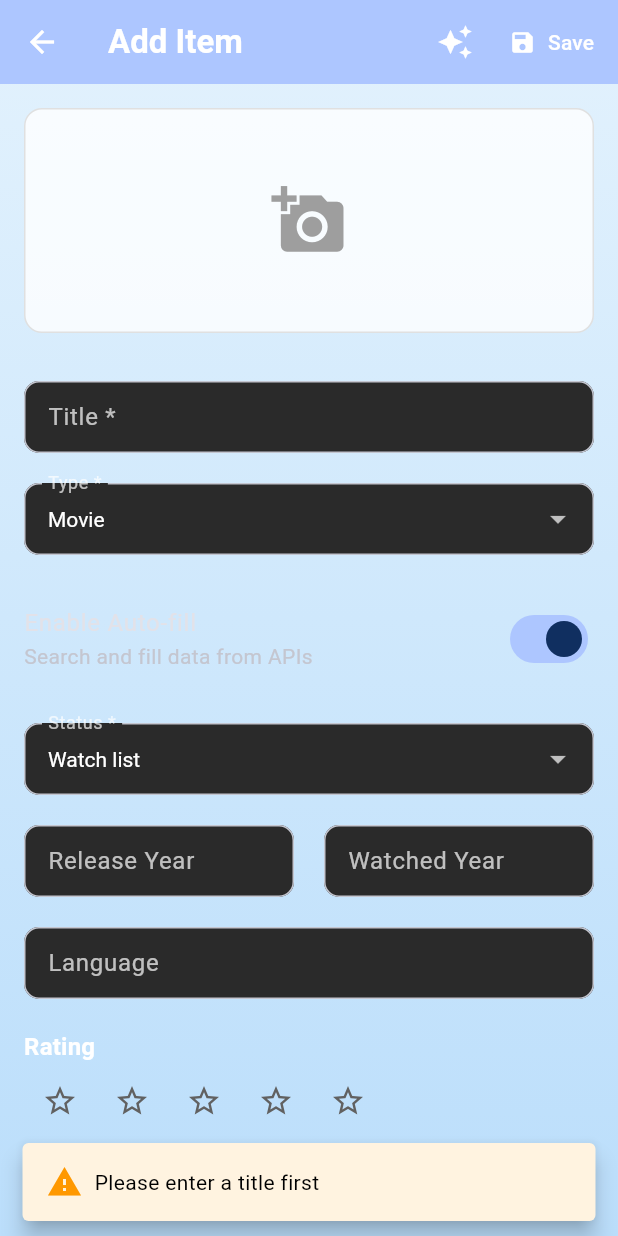
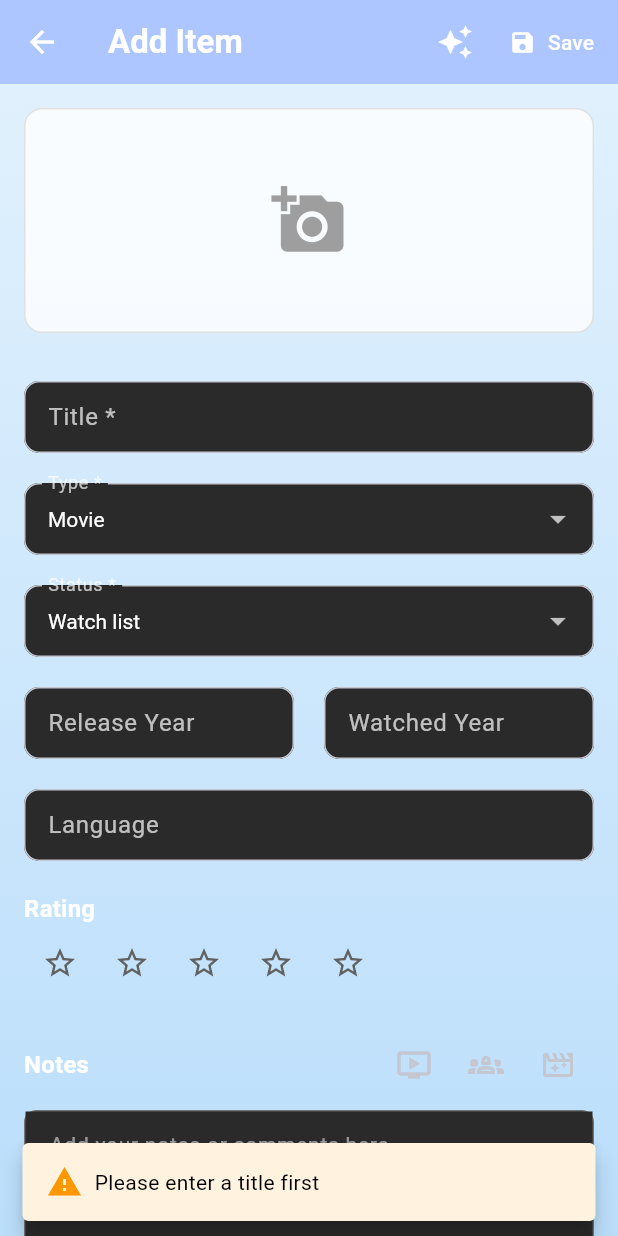
Before and after one commit to janipalliravi/mediavault, a Flutter app: the AddEditScreen screen opened by its route, after a tap on the "auto awesome" icon, on a phone screen of 412 x 824 dp. Run offline on Flutter 3.47's test engine with Material 3 defaults, Android fonts, the phone set to English and light mode, and no system bars; our stand-ins replace cached_network_image, file_picker, fl_chart, flutter_rating_bar, flutter_secure_storage, image_picker and 8 more; missing offline and left inert: crop_your_image, encrypt, file_saver, tmdb_api; accounts and stored records are empty.

Commit message:
Remove UI controls and implement automatic API fallback with retry
- Removed API source dropdown and auto-fill toggle from UI
- Implemented automatic fallback: try AniList first, then Jikan if fails
- Added retry logic for 504 errors (2 retries with 2-second delay)
- Graceful error handling when both APIs fail
- Users can now manually enter data if both APIs fail
- Search happens automatically in background without user intervention

```diff
--- a/lib/screens/add_edit_screen.dart
+++ b/lib/screens/add_edit_screen.dart
@@ -51,14 +51,11 @@ class _AddEditScreenState extends State<AddEditScreen> {
 
   static const List<String> _types = ['Movies', 'Anime', 'Manga', 'K-Drama', 'Series'];
   static const List<String> _seriesSubTypes = ['TV Series', 'Web Series'];
-  static const List<String> _animeMangaApis = ['AniList', 'Jikan (MAL)'];
   static const List<String> _statuses = AppConstants.statuses;
   static const List<String> _recommendOpts = AppConstants.recommendOptions;
 
   String _type = _types.first;
   String _seriesSubType = _seriesSubTypes.first;
-  String _animeMangaApi = _animeMangaApis.first;
-  bool _enableAutoFill = true;
   String _status = 'Watch list';
   String _recommend = 'Maybe';
   double _rating = 0.0;
@@ -318,12 +315,6 @@ class _AddEditScreenState extends State<AddEditScreen> {
       return;
     }
 
-    if (!_enableAutoFill) {
-      if (!mounted) return;
-      SnackbarHelper.showWarning(context, 'Auto-fill is disabled. Please fill fields manually.');
-      return;
-    }
-
     if (!mounted) return;
     SnackbarHelper.showInfo(context, 'Fetching data...');
 
@@ -334,24 +325,56 @@ class _AddEditScreenState extends State<AddEditScreen> {
       // Choose appropriate API based on type
       debugPrint('Auto-fill called with type: "$_type", title: "$title"');
       if (_type == 'Anime') {
-        if (_animeMangaApi == 'AniList') {
+        // Try AniList first, fallback to Jikan if it fails
+        try {
           final anilistService = AniListService();
           results = await anilistService.searchAnime(title);
           apiName = 'AniList (Anime)';
-        } else {
+          if (results.isEmpty) {
+            debugPrint('AniList returned no results, trying Jikan');
             final jikanService = JikanService();
             results = await jikanService.searchAnime(title);
             apiName = 'Jikan (MAL) (Anime)';
           }
+        } catch (e) {
+          debugPrint('AniList failed with error: $e, trying Jikan');
+          try {
+            final jikanService = JikanService();
+            results = await jikanService.searchAnime(title);
+            apiName = 'Jikan (MAL) (Anime)';
+          } catch (jikanError) {
+            debugPrint('Jikan also failed with error: $jikanError');
+            if (mounted) {
+              SnackbarHelper.showError(context, 'Both APIs failed. Please try again later or enter data manually.');
+            }
+            return;
+          }
+        }
       } else if (_type == 'Manga') {
-        if (_animeMangaApi == 'AniList') {
+        // Try AniList first, fallback to Jikan if it fails
+        try {
           final anilistService = AniListService();
           results = await anilistService.searchManga(title);
           apiName = 'AniList (Manga)';
-        } else {
+          if (results.isEmpty) {
+            debugPrint('AniList returned no results, trying Jikan');
             final jikanService = JikanService();
             results = await jikanService.searchManga(title);
             apiName = 'Jikan (MAL) (Manga)';
+          }
+        } catch (e) {
+          debugPrint('AniList failed with error: $e, trying Jikan');
+          try {
+            final jikanService = JikanService();
+            results = await jikanService.searchManga(title);
+            apiName = 'Jikan (MAL) (Manga)';
+          } catch (jikanError) {
+            debugPrint('Jikan also failed with error: $jikanError');
+            if (mounted) {
+              SnackbarHelper.showError(context, 'Both APIs failed. Please try again later or enter data manually.');
+            }
+            return;
+          }
         }
       } else if (_type == 'Series') {
         // Series uses TVMaze for TV Series, TMDB for Web Series
@@ -1089,29 +1112,6 @@ class _AddEditScreenState extends State<AddEditScreen> {
                     onChanged: (v) => setState(() => _type = v!),
                     decoration: _inputDecoration('Type *'),
                   ),
-                  // Anime/Manga API selection dropdown
-                  if (_type == 'Anime' || _type == 'Manga') ...[
-                    SizedBox(height: gap + 8),
-                    DropdownButtonFormField<String>(
-                      value: _animeMangaApi,
-                      style: TextStyle(
-                        fontSize: 14,
-                        color: Theme.of(context).brightness == Brightness.dark ? Colors.white : Colors.black87,
-                      ),
-                      items: _animeMangaApis.map((t) => DropdownMenuItem(
-                        value: t,
-                        child: Text(
-                          t,
-                          style: TextStyle(
-                            color: Theme.of(context).brightness == Brightness.dark ? Colors.white : Colors.black87,
-                            overflow: TextOverflow.ellipsis,
-                          ),
-                        )
-                      )).toList(),
-                      onChanged: (v) => setState(() => _animeMangaApi = v!),
-                      decoration: _inputDecoration('API Source *'),
-                    ),
-                  ],
                   // Series sub-type dropdown
                   if (_type == 'Series') ...[
                     SizedBox(height: gap + 8),
@@ -1135,15 +1135,6 @@ class _AddEditScreenState extends State<AddEditScreen> {
                       decoration: _inputDecoration('Series Type *'),
                     ),
                   ],
-                  // Auto-fill toggle
-                  SizedBox(height: gap + 8),
-                  SwitchListTile(
-                    title: const Text('Enable Auto-fill'),
-                    subtitle: const Text('Search and fill data from APIs'),
-                    value: _enableAutoFill,
-                    onChanged: (value) => setState(() => _enableAutoFill = value),
-                    contentPadding: EdgeInsets.zero,
-                  ),
                   // Move Season/Episodes (or Chapter for Manga) above Status
                   if (_type != 'Movies') ...[
                     SizedBox(height: gap + 8),
```
Also changed, not shown: lib/services/jikan_service.dart (+31 -0 lines). Lines whose indentation alone changed are shown as unchanged.
